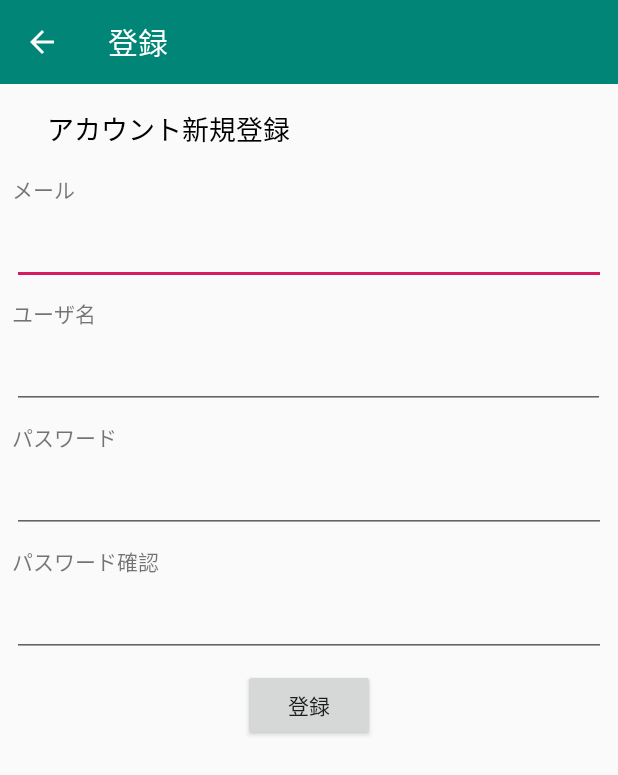
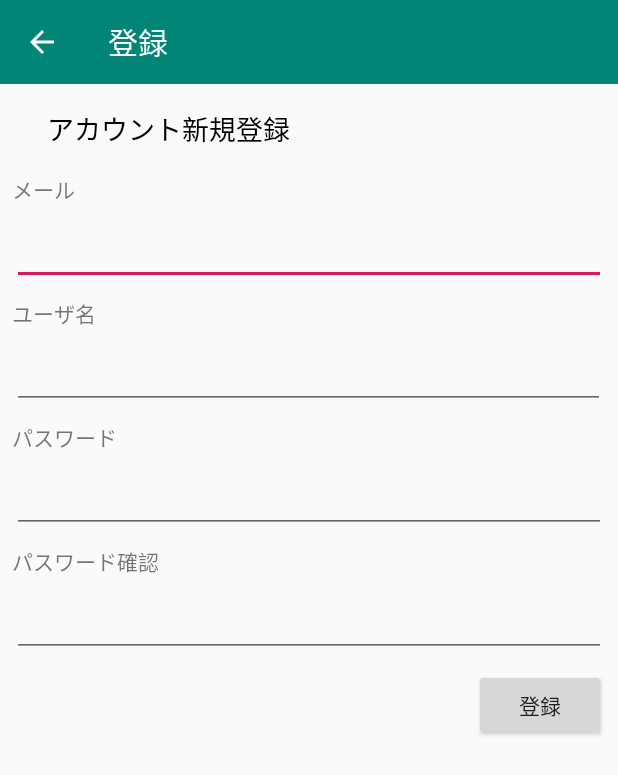
Before and after one commit to mroishii/ikouka, an Android app: the screen it shows after launch (RegisterActivity), after a tap on "アカウント新規作成", on a phone screen of 412 x 824 dp. Shown: the top 775 px of the screen. Run offline under Robolectric (Android 15) with nearby library versions, the light colour scheme and no system bars; our stand-ins replace Firebase (no records; nobody signed in at launch, a user with empty details on screens opened directly); libraries missing offline, so code that uses them is left out: jp.ac.ecc.

```diff
--- a/app/src/main/java/jp/ac/ecc/sk3a12/ikouka/HomeActivity.kt
+++ b/app/src/main/java/jp/ac/ecc/sk3a12/ikouka/HomeActivity.kt
@@ -2,7 +2,6 @@ package jp.ac.ecc.sk3a12.ikouka
 
 import android.content.Intent
 import android.os.Bundle
-import android.os.PersistableBundle
 import android.support.v7.app.AppCompatActivity
 import android.widget.Button
 
--- a/app/src/main/res/layout/activity_register.xml
+++ b/app/src/main/res/layout/activity_register.xml
@@ -139,6 +139,20 @@
         android:layout_marginEnd="8dp"
         android:text="@string/btnRegister"
         app:layout_constraintEnd_toEndOf="parent"
+        app:layout_constraintHorizontal_bias="1.0"
+        app:layout_constraintStart_toStartOf="parent"
+        app:layout_constraintTop_toBottomOf="@+id/inputPasswordConfirm" />
+
+    <ProgressBar
+        android:id="@+id/pbRegister"
+        android:layout_width="wrap_content"
+        android:layout_height="wrap_content"
+        android:layout_marginStart="8dp"
+        android:layout_marginTop="8dp"
+        android:layout_marginEnd="8dp"
+        android:visibility="invisible"
+        app:layout_constraintEnd_toStartOf="@+id/btnRegister"
+        app:layout_constraintHorizontal_bias="1.0"
         app:layout_constraintStart_toStartOf="parent"
         app:layout_constraintTop_toBottomOf="@+id/inputPasswordConfirm" />
 </android.support.constraint.ConstraintLayout>
```
Also changed, not shown: app/src/main/java/jp/ac/ecc/sk3a12/ikouka/LoginActivity.kt (+34 -21 lines), app/src/main/java/jp/ac/ecc/sk3a12/ikouka/RegisterActivity.kt (+22 -2 lines), app/src/main/res/layout/activity_login.xml (+16 -1 lines).
